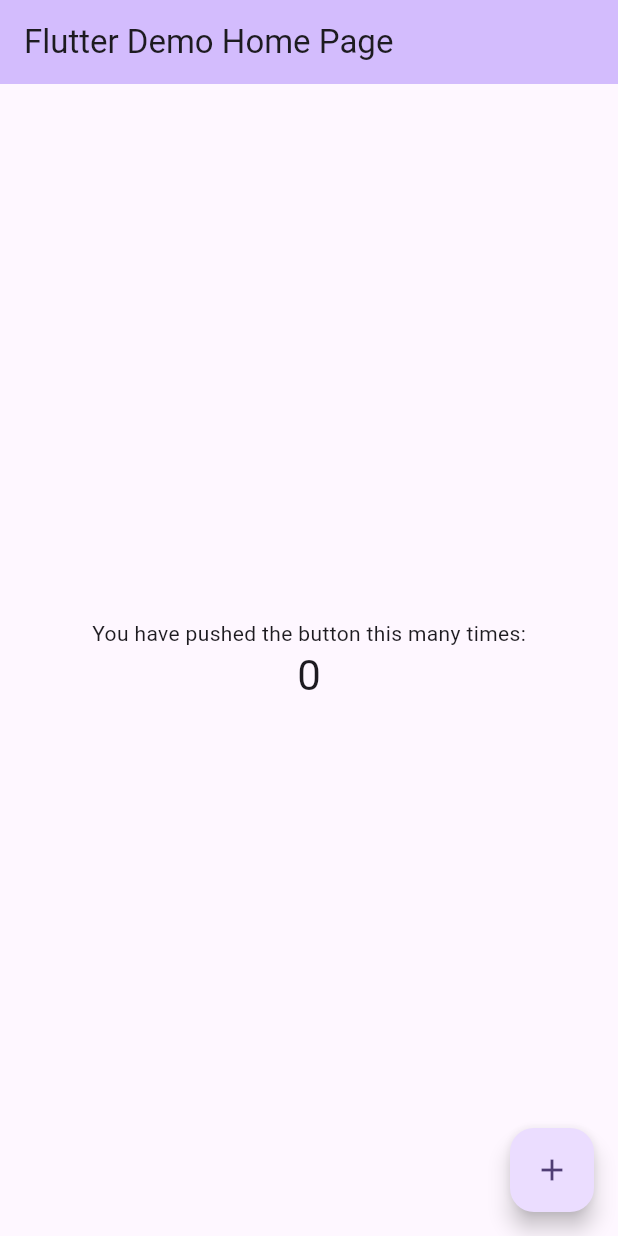
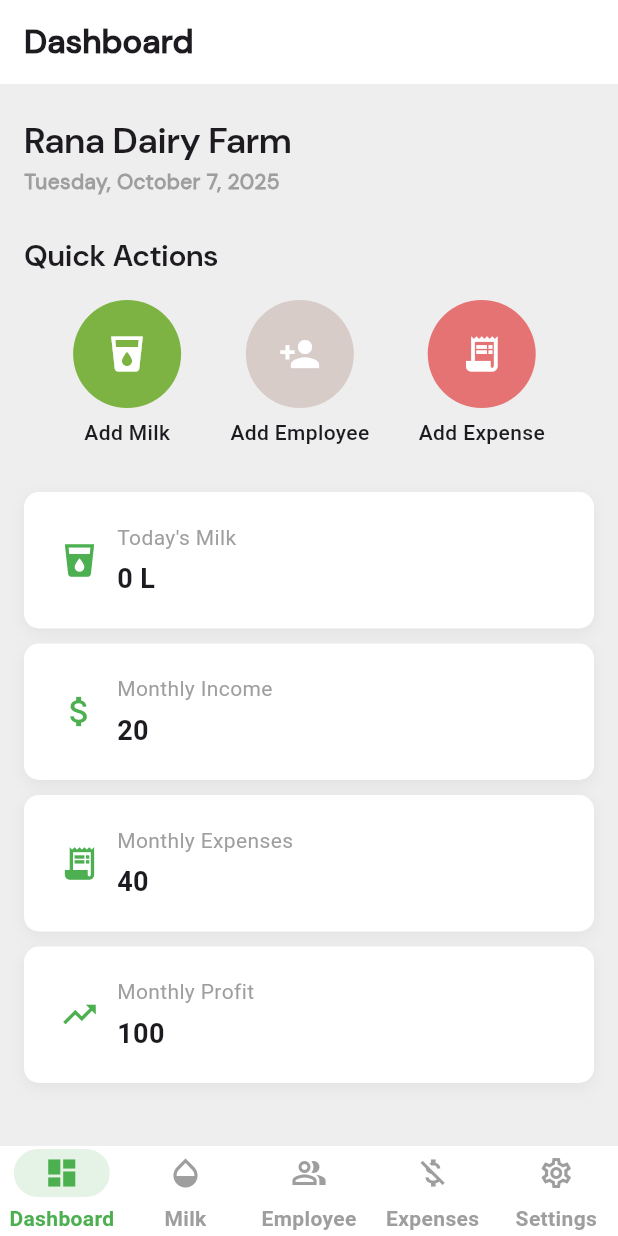
Before and after one commit to Ali-Flutter-1/DairyManagement, a Flutter app: the screen it shows after launch, on a phone screen of 412 x 824 dp. Run offline on Flutter 3.47's test engine with Material 3 defaults, Android fonts, the phone set to English and light mode, and no system bars; our stand-ins replace device_preview.

Commit message:
first two screens ui completed

```diff
--- a/lib/main.dart
+++ b/lib/main.dart
@@ -1,122 +1,30 @@
+
+import 'package:dairyapp/screens/BottomNavBar/bottom_nav.dart';
+
+import 'package:device_preview/device_preview.dart';
+
 import 'package:flutter/material.dart';
 
 void main() {
-  runApp(const MyApp());
+  runApp(
+      DevicePreview(builder: (context)=>  MyApp())
+
+  );
 }
 
 class MyApp extends StatelessWidget {
   const MyApp({super.key});
 
-  // This widget is the root of your application.
   @override
   Widget build(BuildContext context) {
     return MaterialApp(
+      debugShowCheckedModeBanner: false,
       title: 'Flutter Demo',
       theme: ThemeData(
-        // This is the theme of your application.
-        //
-        // TRY THIS: Try running your application with "flutter run". You'll see
-        // the application has a purple toolbar. Then, without quitting the app,
-        // try changing the seedColor in the colorScheme below to Colors.green
-        // and then invoke "hot reload" (save your changes or press the "hot
-        // reload" button in a Flutter-supported IDE, or press "r" if you used
-        // the command line to start the app).
-        //
-        // Notice that the counter didn't reset back to zero; the application
-        // state is not lost during the reload. To reset the state, use hot
-        // restart instead.
-        //
-        // This works for code too, not just values: Most code changes can be
-        // tested with just a hot reload.
+
         colorScheme: ColorScheme.fromSeed(seedColor: Colors.deepPurple),
       ),
-      home: const MyHomePage(title: 'Flutter Demo Home Page'),
+      home:BottomBar() ,
     );
   }
 }
-
-class MyHomePage extends StatefulWidget {
-  const MyHomePage({super.key, required this.title});
-
-  // This widget is the home page of your application. It is stateful, meaning
-  // that it has a State object (defined below) that contains fields that affect
-  // how it looks.
-
-  // This class is the configuration for the state. It holds the values (in this
-  // case the title) provided by the parent (in this case the App widget) and
-  // used by the build method of the State. Fields in a Widget subclass are
-  // always marked "final".
-
-  final String title;
-
-  @override
-  State<MyHomePage> createState() => _MyHomePageState();
-}
-
-class _MyHomePageState extends State<MyHomePage> {
-  int _counter = 0;
-
-  void _incrementCounter() {
-    setState(() {
-      // This call to setState tells the Flutter framework that something has
-      // changed in this State, which causes it to rerun the build method below
-      // so that the display can reflect the updated values. If we changed
-      // _counter without calling setState(), then the build method would not be
-      // called again, and so nothing would appear to happen.
-      _counter++;
-    });
-  }
-
-  @override
-  Widget build(BuildContext context) {
-    // This method is rerun every time setState is called, for instance as done
-    // by the _incrementCounter method above.
-    //
-    // The Flutter framework has been optimized to make rerunning build methods
-    // fast, so that you can just rebuild anything that needs updating rather
-    // than having to individually change instances of widgets.
-    return Scaffold(
-      appBar: AppBar(
-        // TRY THIS: Try changing the color here to a specific color (to
-        // Colors.amber, perhaps?) and trigger a hot reload to see the AppBar
-        // change color while the other colors stay the same.
-        backgroundColor: Theme.of(context).colorScheme.inversePrimary,
-        // Here we take the value from the MyHomePage object that was created by
-        // the App.build method, and use it to set our appbar title.
-        title: Text(widget.title),
-      ),
-      body: Center(
-        // Center is a layout widget. It takes a single child and positions it
-        // in the middle of the parent.
-        child: Column(
-          // Column is also a layout widget. It takes a list of children and
-          // arranges them vertically. By default, it sizes itself to fit its
-          // children horizontally, and tries to be as tall as its parent.
-          //
-          // Column has various properties to control how it sizes itself and
-          // how it positions its children. Here we use mainAxisAlignment to
-          // center the children vertically; the main axis here is the vertical
-          // axis because Columns are vertical (the cross axis would be
-          // horizontal).
-          //
-          // TRY THIS: Invoke "debug painting" (choose the "Toggle Debug Paint"
-          // action in the IDE, or press "p" in the console), to see the
-          // wireframe for each widget.
-          mainAxisAlignment: MainAxisAlignment.center,
-          children: <Widget>[
-            const Text('You have pushed the button this many times:'),
-            Text(
-              '$_counter',
-              style: Theme.of(context).textTheme.headlineMedium,
-            ),
-          ],
-        ),
-      ),
-      floatingActionButton: FloatingActionButton(
-        onPressed: _incrementCounter,
-        tooltip: 'Increment',
-        child: const Icon(Icons.add),
-      ), // This trailing comma makes auto-formatting nicer for build methods.
-    );
-  }
-}
--- /dev/null
+++ b/lib/screens/BottomNavBar/bottom_nav.dart
@@ -0,0 +1,87 @@
+import 'package:dairyapp/screens/Dashboard/dashboard_screen.dart';
+import 'package:dairyapp/screens/Milk/milk_screen.dart';
+import 'package:flutter/material.dart';
+
+class BottomBar extends StatefulWidget {
+  const BottomBar({super.key});
+
+  @override
+  State<BottomBar> createState() => _BottomBarState();
+}
+
+class _BottomBarState extends State<BottomBar> {
+  int myIndex = 0;
+
+  final List<Widget> pages = const [
+    DashboardScreen(),
+    MilkScreen(),
+    Center(child: Text('Employees')),
+    Center(child: Text('Expenses')),
+    Center(child: Text('Settings')),
+  ];
+
+  @override
+  Widget build(BuildContext context) {
+    return Scaffold(
+      body: IndexedStack(
+        index: myIndex,
+        children: pages,
+      ),
+      bottomNavigationBar: NavigationBarTheme(
+        data: NavigationBarThemeData(
+          backgroundColor: Colors.white,
+          indicatorColor: Colors.green.withOpacity(0.15),
+          labelTextStyle: MaterialStateProperty.resolveWith<TextStyle>(
+                (states) => TextStyle(
+              fontWeight: FontWeight.w600,
+              color: states.contains(MaterialState.selected)
+                  ? Colors.green
+                  : Colors.grey,
+            ),
+          ),
+          iconTheme: MaterialStateProperty.resolveWith<IconThemeData>(
+                (states) => IconThemeData(
+              color: states.contains(MaterialState.selected)
+                  ? Colors.green
+                  : Colors.grey,
+            ),
+          ),
+        ),
+        child: NavigationBar(
+          height: 60,
+          selectedIndex: myIndex,
+          onDestinationSelected: (index) {
+            setState(() => myIndex = index);
+          },
+          destinations: const [
+            NavigationDestination(
+              selectedIcon: Icon(Icons.dashboard),
+              icon: Icon(Icons.dashboard_outlined),
+              label: 'Dashboard',
+            ),
+            NavigationDestination(
+              selectedIcon: Icon(Icons.opacity),
+              icon: Icon(Icons.opacity_outlined),
+              label: 'Milk',
+            ),
+            NavigationDestination(
+              selectedIcon: Icon(Icons.people),
+              icon: Icon(Icons.people_alt_outlined),
+              label: 'Employee',
+            ),
+            NavigationDestination(
+              selectedIcon: Icon(Icons.money_off),
+              icon: Icon(Icons.money_off_csred_outlined),
+              label: 'Expenses',
+            ),
+            NavigationDestination(
+              selectedIcon: Icon(Icons.settings),
+              icon: Icon(Icons.settings_outlined),
+              label: 'Settings',
+            ),
+          ],
+        ),
+      ),
+    );
+  }
+}
--- /dev/null
+++ b/lib/screens/Dashboard/dashboard_screen.dart
@@ -0,0 +1,191 @@
+import 'package:flutter/material.dart';
+import 'package:intl/intl.dart';
+
+class DashboardScreen extends StatelessWidget {
+  const DashboardScreen({super.key});
+
+  @override
+  Widget build(BuildContext context) {
+    final date = DateFormat('EEEE, MMMM d, yyyy').format(DateTime.now());
+
+    return Scaffold(
+      backgroundColor: Colors.grey.shade200,
+      appBar: AppBar(
+        title: const Text(
+          'Dashboard',
+          style: TextStyle(fontWeight: FontWeight.bold,fontFamily: 'Font1'),
+        ),
+        centerTitle: false,
+        backgroundColor: Colors.white,
+        elevation: 0,
+      ),
+      body: SingleChildScrollView(
+        padding: const EdgeInsets.all(16),
+        child: Column(
+          crossAxisAlignment: CrossAxisAlignment.start,
+          children: [
+                SizedBox(height: 5,),
+            Text(
+              'Rana Dairy Farm',
+              style:TextStyle(
+                fontWeight: FontWeight.bold,fontFamily: 'Font',fontSize: 24
+              ),
+            ),
+            Text(
+              date,
+              style: const TextStyle(color: Colors.grey,fontFamily: 'Font2',fontSize: 14,fontWeight: FontWeight.bold),
+            ),
+            const SizedBox(height: 25),
+
+            // Quick Actions
+            const Text(
+              'Quick Actions',
+              style: TextStyle(
+                fontSize: 20,
+                fontWeight: FontWeight.bold,
+                fontFamily: 'Font'
+              ),
+            ),
+            const SizedBox(height: 15),
+
+            Row(
+              mainAxisAlignment: MainAxisAlignment.spaceEvenly,
+              children: const [
+                _QuickActionButton(
+                  color: Color(0xFF7CB342),
+                  icon: Icons.local_drink,
+                  label: 'Add Milk',
+                ),
+                _QuickActionButton(
+                  color: Color(0xFFD7CCC8),
+                  icon: Icons.person_add,
+                  label: 'Add Employee',
+                ),
+                _QuickActionButton(
+                  color: Color(0xFFE57373),
+                  icon: Icons.receipt_long,
+                  label: 'Add Expense',
+                ),
+              ],
+            ),
+            const SizedBox(height: 30),
+
+            // Info Cards
+            const _InfoCard(
+              icon: Icons.local_drink,
+              title: "Today's Milk",
+              value: '0 L',
+            ),
+            const _InfoCard(
+              icon: Icons.attach_money,
+              title: 'Monthly Income',
+              value: '20',
+            ),
+            const _InfoCard(
+              icon: Icons.receipt_long,
+              title: 'Monthly Expenses',
+              value: '40',
+            ),
+            const _InfoCard(
+              icon: Icons.trending_up,
+              title: 'Monthly Profit',
+              value: '100',
+            ),
+          ],
+        ),
+      ),
+    );
+  }
+}
+
+
+
+class _QuickActionButton extends StatelessWidget {
+  final Color color;
+  final IconData icon;
+  final String label;
+
+  const _QuickActionButton({
+    required this.color,
+    required this.icon,
+    required this.label,
+  });
+
+  @override
+  Widget build(BuildContext context) {
+    return Column(
+      children: [
+        CircleAvatar(
+          radius: 36,
+          backgroundColor: color,
+          child: Icon(icon, color: Colors.white, size: 28),
+        ),
+        const SizedBox(height: 6),
+        Text(
+          label,
+          style: const TextStyle(fontWeight: FontWeight.w500),
+        ),
+      ],
+    );
+  }
+}
+
+class _InfoCard extends StatelessWidget {
+  final IconData icon;
+  final String title;
+  final String value;
+
+  const _InfoCard({
+    required this.icon,
+    required this.title,
+    required this.value,
+  });
+
+  @override
+  Widget build(BuildContext context) {
+    return Container(
+      margin: const EdgeInsets.only(bottom: 10),
+      padding: const EdgeInsets.all(16),
+      decoration: BoxDecoration(
+        color: Colors.white,
+        borderRadius: BorderRadius.circular(10),
+        boxShadow: [
+          BoxShadow(
+            color: Colors.grey.withOpacity(0.15),
+            blurRadius: 8,
+            offset: const Offset(0, 3),
+          ),
+        ],
+      ),
+      child: Padding(
+        padding: const EdgeInsets.symmetric(horizontal: 8.0),
+        child: Row(
+          children: [
+            Icon(icon, color: Colors.green, size: 26),
+            const SizedBox(width: 12),
+            Padding(
+              padding: const EdgeInsets.symmetric(vertical: 4.0),
+              child: Column(crossAxisAlignment: CrossAxisAlignment.start,
+                children: [
+
+                  Text(
+                    title,
+                    style: const TextStyle(color: Colors.grey),
+                  ),
+                  SizedBox(height: 5,),
+                  Text(
+                    value,
+                    style: const TextStyle(
+                      fontSize: 18,
+                      fontWeight: FontWeight.bold,
+                    ),
+                  ),
+                ],
+              ),
+            )
+          ],
+        ),
+      ),
+    );
+  }
+}
```
Also changed, not shown: lib/screens/Milk/milk_screen.dart (added, +256 -0 lines), pubspec.yaml (+14 -0 lines), assets/fonts/DMSans-Regular.ttf (added), assets/fonts/DMSans_24pt-Medium.ttf (added), assets/fonts/DMSans_36pt-SemiBold.ttf (added), pubspec.lock, 1 other file.
